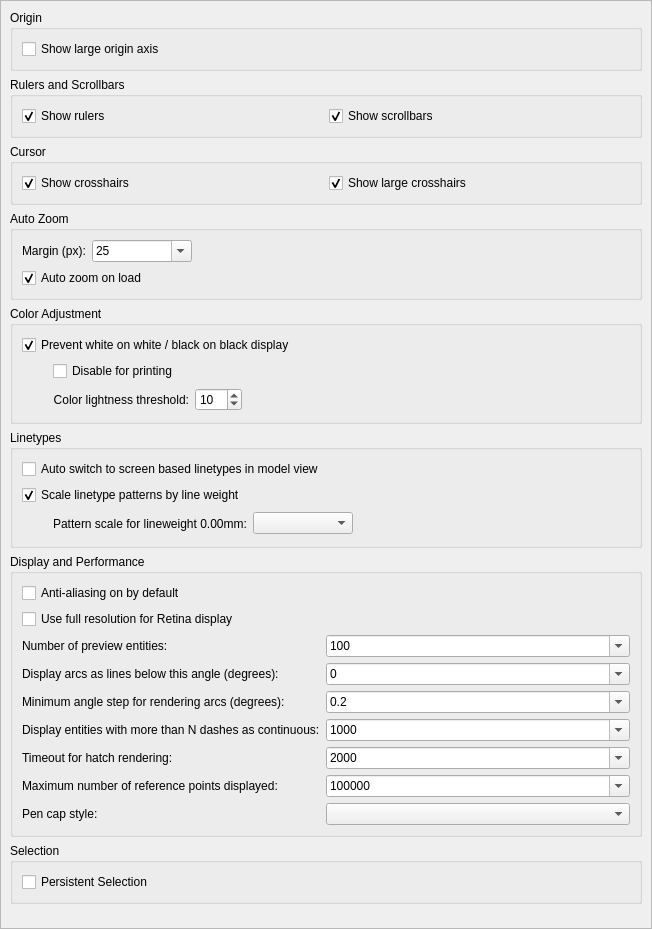
Old version of the form scripts/Edit/AppPreferences/GraphicsViewPreferences/PreferencesPage.ui in the repository qcad/qcad.
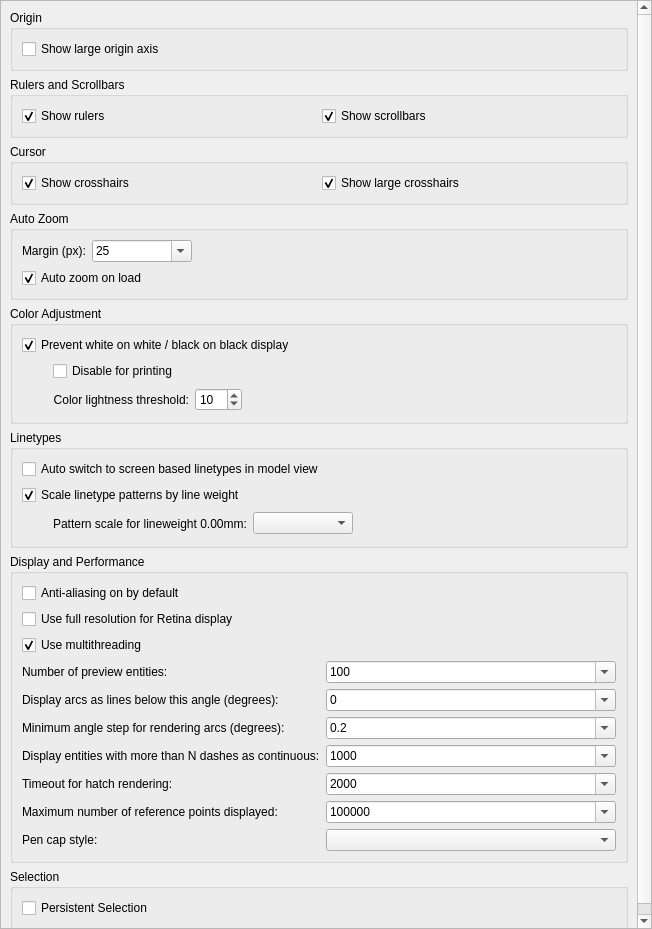
New version of the form. Custom widgets are drawn as their Qt base class.

Commit message: add graphics view multithreading preference

Diff of the .ui file:
```diff
--- a/scripts/Edit/AppPreferences/GraphicsViewPreferences/PreferencesPage.ui
+++ b/scripts/Edit/AppPreferences/GraphicsViewPreferences/PreferencesPage.ui
@@ -22,7 +22,7 @@
      <x>0</x>
      <y>0</y>
      <width>650</width>
-     <height>927</height>
+     <height>976</height>
     </rect>
    </property>
    <layout class="QVBoxLayout" name="verticalLayout_2">
@@ -369,14 +369,14 @@
          </property>
         </widget>
        </item>
-       <item row="2" column="0">
+       <item row="3" column="0">
         <widget class="QLabel" name="label_15">
          <property name="text">
           <string>Number of preview entities:</string>
          </property>
         </widget>
        </item>
-       <item row="2" column="1">
+       <item row="3" column="1">
         <widget class="QComboBox" name="PreviewEntities">
          <property name="minimumSize">
           <size>
@@ -427,14 +427,14 @@
          </item>
         </widget>
        </item>
-       <item row="3" column="0">
+       <item row="4" column="0">
         <widget class="QLabel" name="label_4">
          <property name="text">
           <string>Display arcs as lines below this angle (degrees):</string>
          </property>
         </widget>
        </item>
-       <item row="3" column="1">
+       <item row="4" column="1">
         <widget class="QComboBox" name="ArcAngleLengthThreshold">
          <property name="editable">
           <bool>true</bool>
@@ -496,14 +496,14 @@
          </item>
         </widget>
        </item>
-       <item row="4" column="0">
+       <item row="5" column="0">
         <widget class="QLabel" name="label_7">
          <property name="text">
           <string>Minimum angle step for rendering arcs (degrees):</string>
          </property>
         </widget>
        </item>
-       <item row="4" column="1">
+       <item row="5" column="1">
         <widget class="QComboBox" name="MinArcAngleStep">
          <property name="editable">
           <bool>true</bool>
@@ -578,14 +578,14 @@
          </item>
         </widget>
        </item>
-       <item row="5" column="0">
+       <item row="6" column="0">
         <widget class="QLabel" name="label_6">
          <property name="text">
           <string>Display entities with more than N dashes as continuous:</string>
          </property>
         </widget>
        </item>
-       <item row="5" column="1">
+       <item row="6" column="1">
         <widget class="QComboBox" name="DashThreshold">
          <property name="editable">
           <bool>true</bool>
@@ -620,14 +620,14 @@
          </item>
         </widget>
        </item>
-       <item row="6" column="0">
+       <item row="7" column="0">
         <widget class="QLabel" name="label_8">
          <property name="text">
           <string>Timeout for hatch rendering:</string>
          </property>
         </widget>
        </item>
-       <item row="6" column="1">
+       <item row="7" column="1">
         <widget class="QComboBox" name="MaxHatchTime">
          <property name="editable">
           <bool>true</bool>
@@ -682,14 +682,14 @@
          </item>
         </widget>
        </item>
-       <item row="7" column="0">
+       <item row="8" column="0">
         <widget class="QLabel" name="label_9">
          <property name="text">
           <string>Maximum number of reference points displayed:</string>
          </property>
         </widget>
        </item>
-       <item row="7" column="1">
+       <item row="8" column="1">
         <widget class="QComboBox" name="MaxReferencePoints">
          <property name="editable">
           <bool>true</bool>
@@ -749,16 +749,26 @@
          </item>
         </widget>
        </item>
-       <item row="8" column="0">
+       <item row="9" column="0">
         <widget class="QLabel" name="PenCapStyle_Label">
          <property name="text">
           <string notr="true">Pen cap style:</string>
          </property>
         </widget>
        </item>
-       <item row="8" column="1">
+       <item row="9" column="1">
         <widget class="QComboBox" name="PenCapStyle"/>
        </item>
+       <item row="2" column="0" colspan="2">
+        <widget class="QCheckBox" name="Multithreading">
+         <property name="text">
+          <string>Use multithreading</string>
+         </property>
+         <property name="checked">
+          <bool>true</bool>
+         </property>
+        </widget>
+       </item>
       </layout>
      </widget>
     </item>
```
The commit also changes 4 other files.
